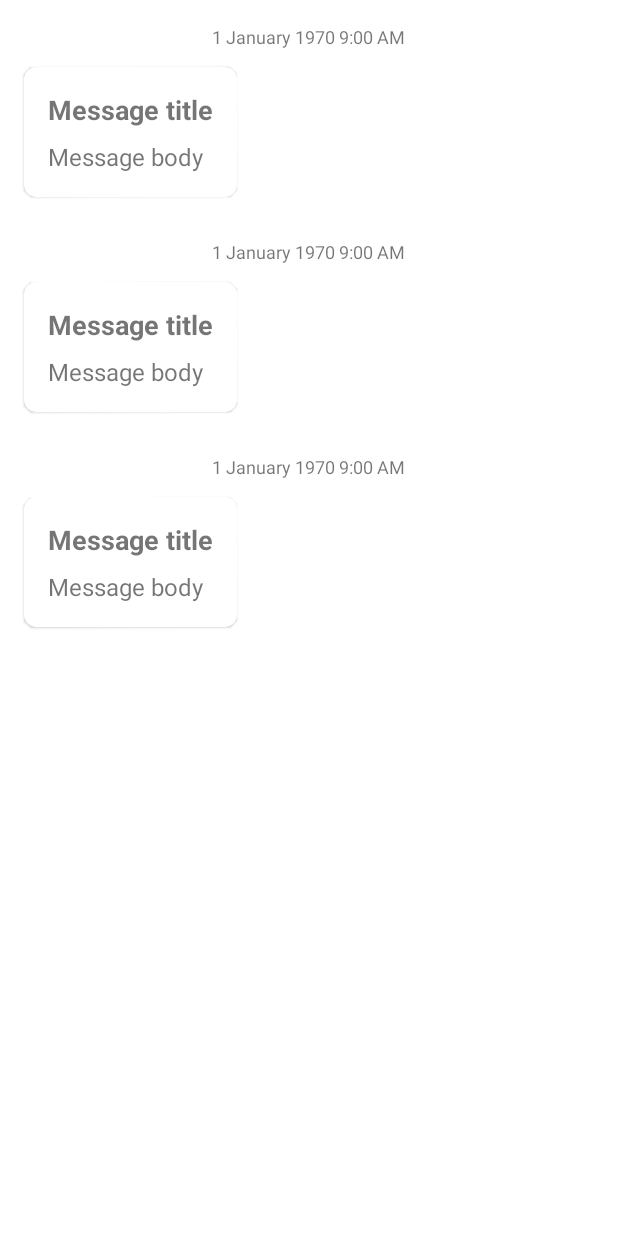
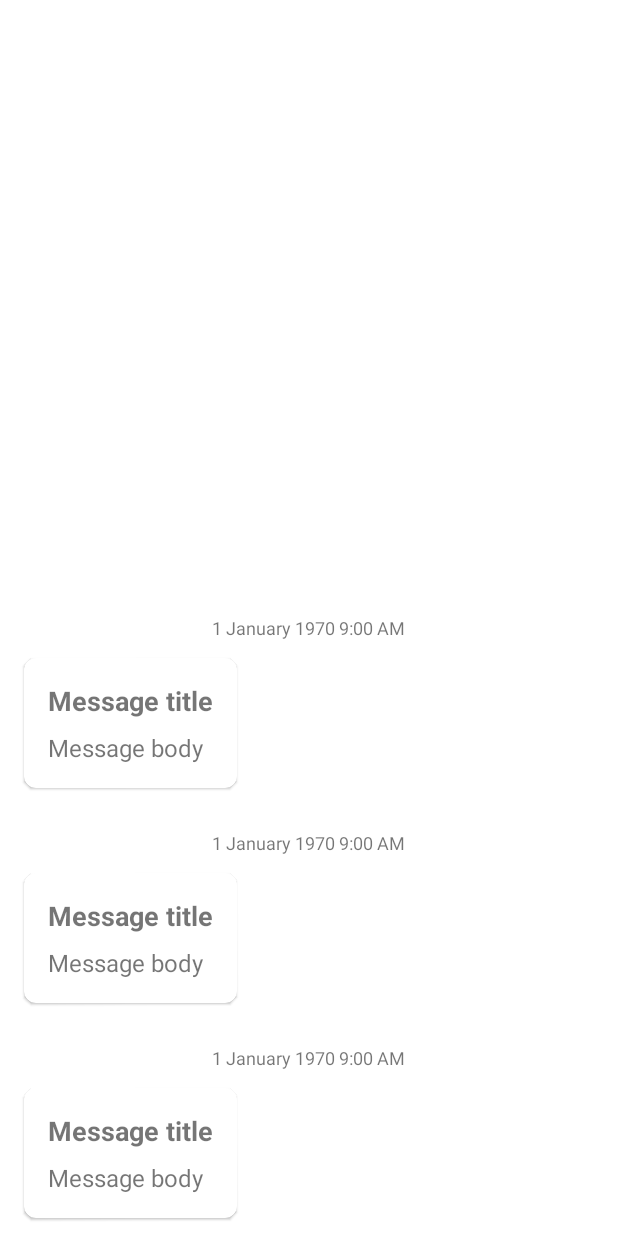
Before and after one commit to SanchithHegde/iot-waste-management, an Android app: the layout fragment_main.xml on its own in the app's theme, with its tools: preview values and no code run, on a phone screen of 412 x 824 dp. Run offline under Robolectric (Android 15) with nearby library versions, the phone set to English and light mode, and no system bars.

Commit message:
layout(fragment_main): Set stackFromEnd on RecyclerView
Signed-off-by: Sanchith Hegde <sanchith.hegde01@gmail.com>

```diff
--- a/android/app/src/main/res/layout/fragment_main.xml
+++ b/android/app/src/main/res/layout/fragment_main.xml
@@ -13,6 +13,7 @@
             android:layout_width="match_parent"
             android:layout_height="match_parent"
             app:layoutManager="androidx.recyclerview.widget.LinearLayoutManager"
+            app:stackFromEnd="true"
             tools:listitem="@layout/item_message" />
 
     </androidx.constraintlayout.widget.ConstraintLayout>
```
